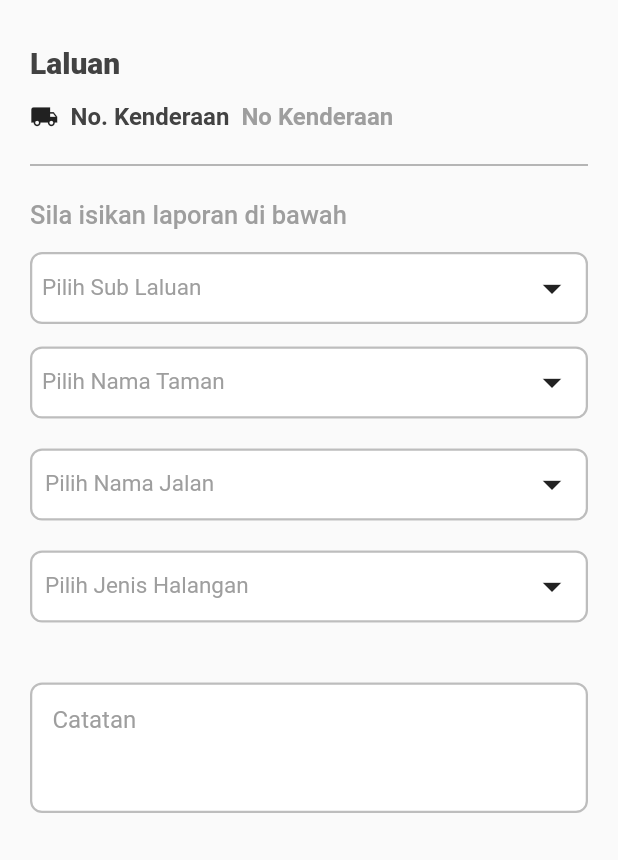
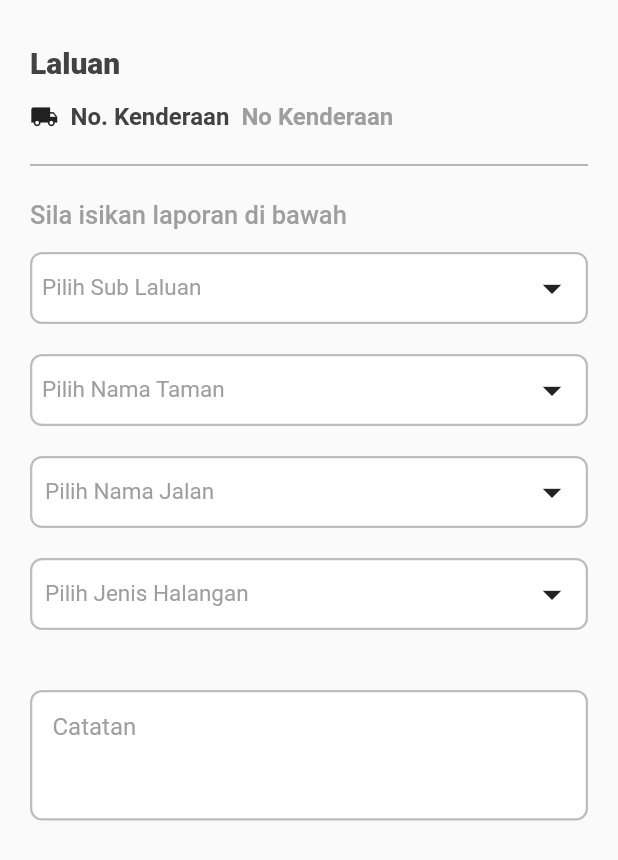
Before and after one commit to SahanahPandu/iWork, a Flutter app: the ReportForm widget shown alone on an empty page, opened directly with empty values, on a phone screen of 412 x 824 dp. Shown: the top 860 px of the screen. Run offline on Flutter 3.47's test engine with Material 2 defaults, Android fonts, the phone set to English and light mode, and no system bars; drawn by our look-alikes of expandable; our stand-ins replace action_slider, file_picker, flutter_keyboard_visibility, image_picker, shared_preferences, shimmer; missing offline and left inert: flutter_device_type, simple_ripple_animation; accounts and stored records are empty.

Commit message:
combining code for pra and compacter panel for Report Form

```diff
--- a/lib/screens/reports/pra/pra_section_report_form.dart
+++ b/lib/screens/reports/pra/pra_section_report_form.dart
@@ -7,8 +7,10 @@ import 'package:flutter/material.dart';
 
 //import files
 import 'package:eswm/models/reports.dart';
+import '../../../config/config.dart';
 import '../../../config/font.dart';
 import '../../../config/palette.dart';
+import '../../../utils/device.dart';
 import '../../../widgets/buttons/upload_image_button.dart';
 import '../../list_of_obstacles/lis_of_obstacles.dart';
 import '../../list_of_park/list_of_parks.dart';
@@ -26,6 +28,7 @@ class PraSectionReportForm extends StatefulWidget {
 }
 
 class _PraSectionReportFormState extends State<PraSectionReportForm> {
+  final Devices _device = Devices();
   final TextEditingController _catatan = TextEditingController();
   late FocusNode? _catatanFocusNode;
 
@@ -40,7 +43,7 @@ class _PraSectionReportFormState extends State<PraSectionReportForm> {
   String subLaluan = "";
   File? gambarLampiran;
   String formTitleText = "Sila isikan laporan di bawah";
-  double spacingHeight = 20;
+  double spacingHeight = userRole == 100 ? 25 : 20;
 
   loadData() {
     if (widget.screen == "4") {
@@ -107,8 +110,8 @@ class _PraSectionReportFormState extends State<PraSectionReportForm> {
             fontWeight: FontWeight.w500,
           ),
         ),
-        const SizedBox(
-          height: 15,
+        SizedBox(
+          height: userRole == 100 ? 30 : 15,
         ),
         //Sub Laluan
         ListOfSubRoutes(
@@ -119,8 +122,8 @@ class _PraSectionReportFormState extends State<PraSectionReportForm> {
           iconCondition: iconCondition,
           data: subLaluan,
         ),
-        const SizedBox(
-          height: 15,
+        SizedBox(
+          height: spacingHeight,
         ),
         //Taman
         ListOfParks(
@@ -163,7 +166,7 @@ class _PraSectionReportFormState extends State<PraSectionReportForm> {
         //Gambar
         if (gambarLampiran == null && widget.screen == "3")
           SizedBox(
-            width: MediaQuery.of(context).size.width,
+            width: _device.screenWidth(context),
             child: UploadImageButton(getImageName: getImageName),
           ),
         //Display selected image
@@ -224,6 +227,7 @@ class _PraSectionReportFormState extends State<PraSectionReportForm> {
           controller: _catatan,
           maxLines: 3,
           enabled: true,
+          cursorColor: green,
           focusNode: _catatanFocusNode,
           onTap: () {
             FocusScope.of(context).requestFocus(_catatanFocusNode);
--- a/lib/screens/reports/report_form.dart
+++ b/lib/screens/reports/report_form.dart
@@ -1,16 +1,18 @@
 // ignore_for_file: must_be_immutable
 
 import 'dart:async';
-import 'package:eswm/models/reports.dart';
-import 'package:eswm/screens/reports/pra/pra_section_report_form.dart';
 import 'package:flutter/material.dart';
 import 'package:expandable/expandable.dart';
 import 'package:flutter_keyboard_visibility/flutter_keyboard_visibility.dart';
 
 //import files
+import '../../config/palette.dart';
 import '../../models/laluan.dart';
+import '../../config/config.dart';
 import '../../utils/device.dart';
 import '../../widgets/buttons/hantar_button.dart';
+import '../../models/reports.dart';
+import '../../screens/reports/pra/pra_section_report_form.dart';
 
 class ReportForm extends StatefulWidget {
   String screen;
@@ -29,6 +31,7 @@ class ReportForm extends StatefulWidget {
 }
 
 class _ReportFormState extends State<ReportForm> {
+  final Devices _device = Devices();
   late StreamSubscription<bool> keyboardSubscription;
   final ExpandableController _controller =
       ExpandableController(initialExpanded: true);
@@ -37,7 +40,6 @@ class _ReportFormState extends State<ReportForm> {
   double _height = 500;
   bool buttonVisibility = true;
   //final Devices _device = Devices();
-  //final TextEditingController _catatan = TextEditingController();
 
   void onClick() {
     if (_height == 500) {
@@ -77,10 +79,18 @@ class _ReportFormState extends State<ReportForm> {
     return Stack(
       children: [
         SingleChildScrollView(
+          physics: const BouncingScrollPhysics(),
           child: ExpandableNotifier(
             controller: _controller,
             child: Container(
-              margin: const EdgeInsets.symmetric(horizontal: 20, vertical: 30),
+              margin: userRole != 100
+                  ? const EdgeInsets.symmetric(horizontal: 20, vertical: 30)
+                  : (userRole == 100 &&
+                          _device.isLandscape(
+                              context)) // condition for compactor panel
+                      ? const EdgeInsets.fromLTRB(100, 80, 100, 150)
+                      : const EdgeInsets.symmetric(
+                          horizontal: 80, vertical: 60),
               child: Column(
                 crossAxisAlignment: CrossAxisAlignment.start,
                 children: [
@@ -99,9 +109,10 @@ class _ReportFormState extends State<ReportForm> {
                                 ? widget.data!.namaLaluan
                                 : namaLaluan,
                         style: TextStyle(
-                            fontSize: 20,
-                            color: Colors.grey.shade800,
-                            fontWeight: FontWeight.w900),
+                          fontSize: userRole == 100 ? 22 : 20,
+                          color: Colors.grey.shade800,
+                          fontWeight: FontWeight.w900,
+                        ),
                       ),
                       if (widget.screen == "4")
                         ExpandableButton(
@@ -127,8 +138,8 @@ class _ReportFormState extends State<ReportForm> {
                         ),
                     ],
                   ),
-                  const SizedBox(
-                    height: 15,
+                  SizedBox(
+                    height: userRole == 100 ? 30 : 15,
                   ),
                   //no kenderaan
                   Row(
@@ -137,8 +148,8 @@ class _ReportFormState extends State<ReportForm> {
                         Icons.local_shipping,
                         size: 19,
                       ),
-                      const SizedBox(
-                        width: 8,
+                      SizedBox(
+                        width: userRole == 100 ? 20 : 8,
                       ),
                       Text(
                         "No. Kenderaan",
@@ -148,8 +159,12 @@ class _ReportFormState extends State<ReportForm> {
                           fontWeight: FontWeight.w700,
                         ),
                       ),
-                      const SizedBox(
-                        width: 8,
+                      SizedBox(
+                        width: userRole != 100
+                            ? 8
+                            : (userRole == 100 && _device.isLandscape(context))
+                                ? 300
+                                : 200,
                       ),
                       Text(
                         (widget.screen == "3" &&
@@ -173,11 +188,11 @@ class _ReportFormState extends State<ReportForm> {
                     height: 15,
                   ),
                   Divider(
-                    color: Colors.grey.shade500,
-                    thickness: 1,
+                    color: userRole == 100 ? grey300 : Colors.grey.shade500,
+                    thickness: userRole == 100 ? 0.5 : 1,
                   ),
-                  const SizedBox(
-                    height: 15,
+                  SizedBox(
+                    height: userRole == 100 ? 30 : 15,
                   ),
                   ScrollOnExpand(
                     scrollOnCollapse: false,
```
